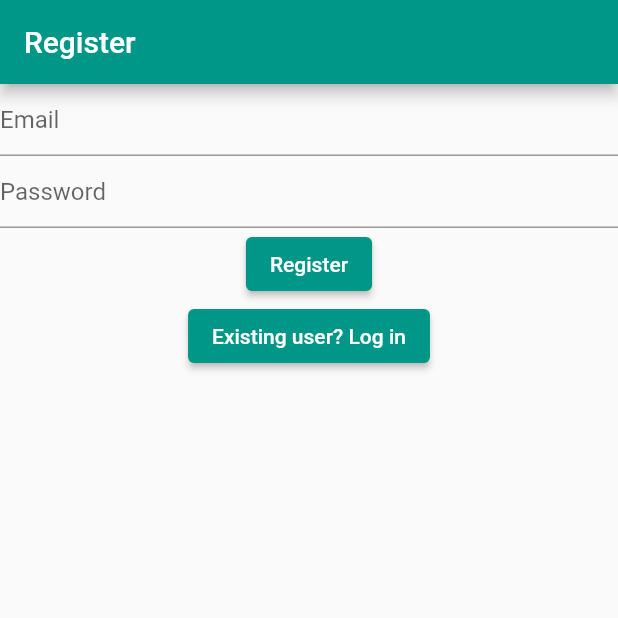
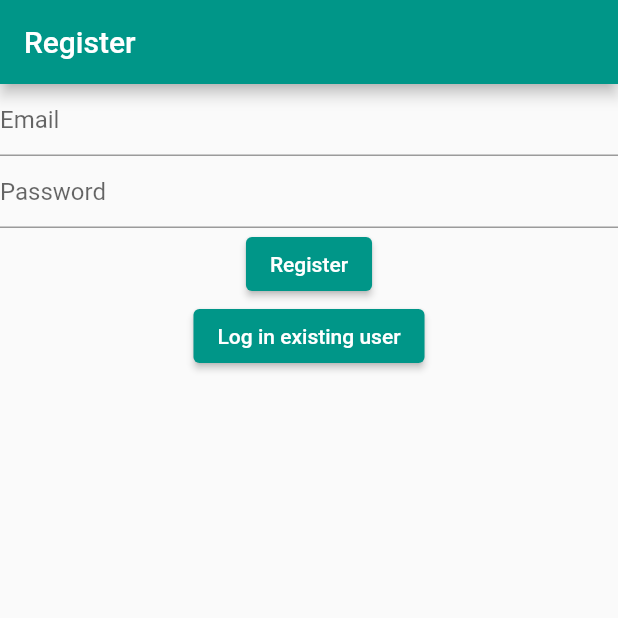
Before and after one commit to SyedWafiHasan/DulyNoted, a Flutter app: the screen it shows after launch, after a tap on "Register a new user", on a phone screen of 412 x 824 dp, the top half of it. Run offline on Flutter 3.47's test engine with Material 2 defaults, Android fonts, the phone set to English and light mode, and no system bars; our stand-ins replace firebase_auth, firebase_core; accounts and stored records are empty; network calls fail.

Commit message:
Added route constants in routes.dart and made changes accordingly

```diff
--- /dev/null
+++ b/dulynoted/lib/constants/routes.dart
@@ -0,0 +1,4 @@
+const loginRoute = '/login/';
+const registerRoute = '/register/';
+const verifyRoute = '/verify/';
+const notesRoute = '/notes/';
--- a/dulynoted/lib/main.dart
+++ b/dulynoted/lib/main.dart
@@ -1,12 +1,10 @@
+import 'package:flutter/material.dart';
 import 'package:dulynoted/views/notes_view.dart';
-import 'package:firebase_auth/firebase_auth.dart';
-import 'package:firebase_core/firebase_core.dart';
-import 'package:flutter/material.dart';
-import 'package:dulynoted/firebase_options.dart';
 import 'package:dulynoted/views/login_view.dart';
 import 'package:dulynoted/views/register_view.dart';
 import 'package:dulynoted/views/verify_email_view.dart';
 import 'package:dulynoted/views/home_page.dart';
+import 'package:dulynoted/constants/routes.dart';
 
 void main() {
   //ensures Futures are initialized
@@ -21,10 +19,10 @@ void main() {
       // home: const LoginView(),
       home: const Homepage(),
       routes: { // routes are also like Intents
-        '/login/' : (context) => const LoginView(),
-        '/register/' : (context) => const RegisterView(),
-        '/verify/' : (context) => const VerifyEmailView(),
-        '/notes/' : (context) => const NotesView()
+        loginRoute : (context) => const LoginView(),
+        registerRoute : (context) => const RegisterView(),
+        verifyRoute : (context) => const VerifyEmailView(),
+        notesRoute : (context) => const NotesView()
       },
     )
   );
--- a/dulynoted/lib/views/home_page.dart
+++ b/dulynoted/lib/views/home_page.dart
@@ -6,6 +6,7 @@ import 'package:dulynoted/views/login_view.dart';
 import 'package:dulynoted/views/notes_view.dart';
 import 'package:dulynoted/views/register_view.dart';
 import 'package:dulynoted/views/verify_email_view.dart';
+import 'dart:developer' show log;
 
 //Creating a stateless homepage
 
@@ -23,6 +24,8 @@ class Homepage extends StatelessWidget {
           switch (snapshot.connectionState) {
             case ConnectionState.done:
               final user = FirebaseAuth.instance.currentUser;
+              print("User : $user");
+              print("User Email Verified : $user.emailVerified");
               if (user != null) {
                 if (user.emailVerified) {
                   return const NotesView();
--- a/dulynoted/lib/views/login_view.dart
+++ b/dulynoted/lib/views/login_view.dart
@@ -1,3 +1,4 @@
+import 'package:dulynoted/constants/routes.dart';
 import 'package:firebase_core/firebase_core.dart';
 import 'package:flutter/material.dart';
 import 'package:firebase_auth/firebase_auth.dart';
@@ -66,9 +67,10 @@ class _LoginViewState extends State<LoginView> {
                 // if a Future is returned, you need to use await to get the result
                 await FirebaseAuth.instance.signInWithEmailAndPassword(
                   email: email,
-                  password: password);
+                  password: password
+                );
                 Navigator.of(context).pushNamedAndRemoveUntil(
-                  '/notes/',
+                  notesRoute,
                   (route) => false,
                 );
               } on FirebaseAuthException catch (e) {
@@ -88,7 +90,7 @@ class _LoginViewState extends State<LoginView> {
           ElevatedButton(
             onPressed: () {
               Navigator.of(context).pushNamedAndRemoveUntil(
-                '/register/',
+                registerRoute,
                 (route) => false,
               );
             },
--- a/dulynoted/lib/views/register_view.dart
+++ b/dulynoted/lib/views/register_view.dart
@@ -1,3 +1,4 @@
+import 'package:dulynoted/constants/routes.dart';
 import 'package:flutter/material.dart';
 import 'package:dulynoted/views/login_view.dart';
 import 'package:firebase_core/firebase_core.dart';
@@ -87,11 +88,11 @@ class _RegisterViewState extends State<RegisterView> {
           ElevatedButton(
             onPressed: () {
               Navigator.of(context).pushNamedAndRemoveUntil(
-                '/login/',
+                loginRoute,
                 (route) => false,
               );
             },
-            child: const Text("Existing user? Log in"))
+            child: const Text("Log in existing user"))
         ],
       ),
     );
```
Also changed, not shown: dulynoted/lib/views/notes_view.dart (+3 -6 lines).
